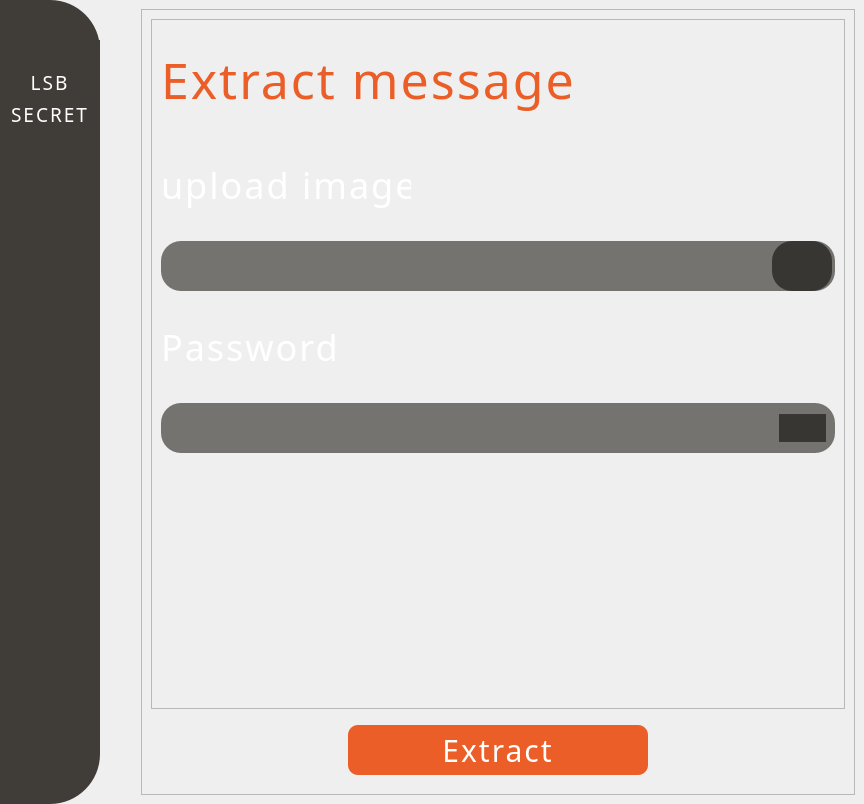
Before: the Qt Designer form frontend/UI/main.ui in Yasser0Hamoda/LSB_Secret, drawn with Qt 5.
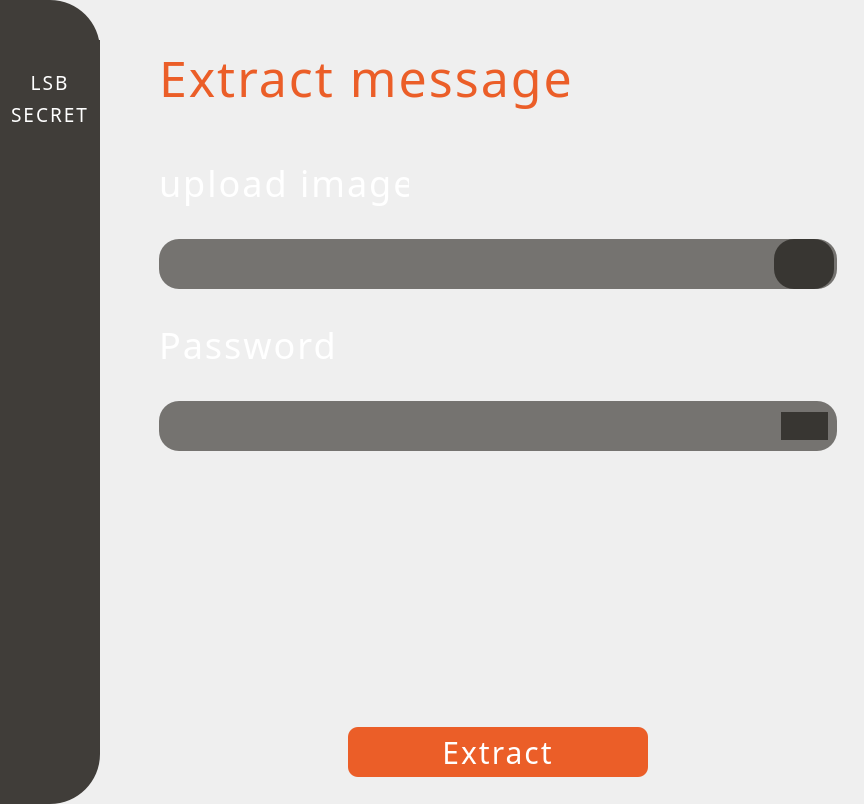
After: the same form once the commit is applied. The open tabs and pages were chosen to show the change. Icons and pictures are not drawn.

What changed in the file:
```diff
--- a/frontend/UI/main.ui
+++ b/frontend/UI/main.ui
@@ -986,10 +986,10 @@
         <item row="0" column="0">
          <widget class="QFrame" name="frame_7">
           <property name="frameShape">
-           <enum>QFrame::StyledPanel</enum>
+           <enum>QFrame::NoFrame</enum>
           </property>
           <property name="frameShadow">
-           <enum>QFrame::Raised</enum>
+           <enum>QFrame::Plain</enum>
           </property>
           <layout class="QVBoxLayout" name="verticalLayout_2">
            <item>
@@ -998,10 +998,10 @@
               <string notr="true"/>
              </property>
              <property name="frameShape">
-              <enum>QFrame::StyledPanel</enum>
+              <enum>QFrame::NoFrame</enum>
              </property>
              <property name="frameShadow">
-              <enum>QFrame::Raised</enum>
+              <enum>QFrame::Plain</enum>
              </property>
              <layout class="QVBoxLayout" name="verticalLayout_3">
               <item>
@@ -1095,10 +1095,10 @@
 </string>
                 </property>
                 <property name="frameShape">
-                 <enum>QFrame::StyledPanel</enum>
+                 <enum>QFrame::NoFrame</enum>
                 </property>
                 <property name="frameShadow">
-                 <enum>QFrame::Raised</enum>
+                 <enum>QFrame::Plain</enum>
                 </property>
                 <layout class="QHBoxLayout" name="horizontalLayout_5">
                  <property name="spacing">
@@ -1222,10 +1222,10 @@
 </string>
                 </property>
                 <property name="frameShape">
-                 <enum>QFrame::StyledPanel</enum>
+                 <enum>QFrame::NoFrame</enum>
                 </property>
                 <property name="frameShadow">
-                 <enum>QFrame::Raised</enum>
+                 <enum>QFrame::Plain</enum>
                 </property>
                 <layout class="QHBoxLayout" name="horizontalLayout">
                  <item>
@@ -1316,10 +1316,10 @@
 </string>
              </property>
              <property name="frameShape">
-              <enum>QFrame::StyledPanel</enum>
+              <enum>QFrame::NoFrame</enum>
              </property>
              <property name="frameShadow">
-              <enum>QFrame::Raised</enum>
+              <enum>QFrame::Plain</enum>
              </property>
              <layout class="QGridLayout" name="gridLayout_5">
               <item row="0" column="0">
```
Left out of the diff: 38 changed lines with no effect on the pictures.
